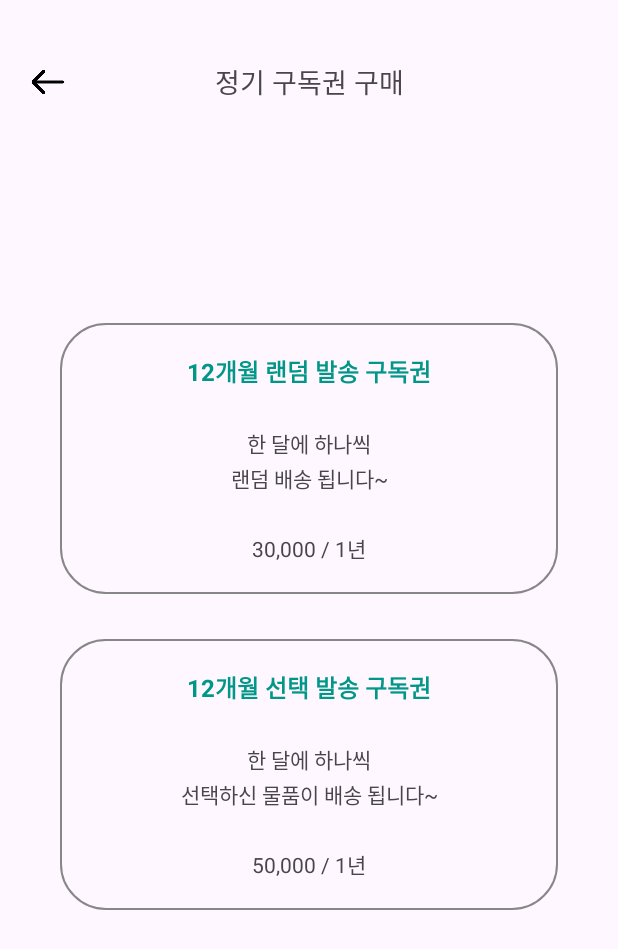
After one commit to eungyeong12/mobile-programming, an Android app: the SubscribeActivity screen opened directly, with no data from a screen before it, on a phone screen of 412 x 824 dp. The commit adds this screen. Shown: the top 949 px of the screen. Run offline under Robolectric (Android 15) with nearby library versions, the phone set to English and light mode, and no system bars; our stand-ins replace Firebase (no records; nobody signed in at launch, a user with empty details on screens opened directly); libraries missing offline, so code that uses them is left out: kr.co.bootpay; 2 statements that could not run were skipped.

Commit message:
12개월 랜덤 발송 구독권 결제 구현

```diff
--- a/app/src/main/AndroidManifest.xml
+++ b/app/src/main/AndroidManifest.xml
@@ -51,5 +51,8 @@
         <activity android:name=".PaymentActivity"
             android:exported="true">
         </activity>
+        <activity android:name=".SubscribeActivity"
+            android:exported="true">
+        </activity>
     </application>
 </manifest>
--- a/app/src/main/java/jo/toybreeze/CompanyToyActivity.java
+++ b/app/src/main/java/jo/toybreeze/CompanyToyActivity.java
@@ -2,6 +2,7 @@ package jo.toybreeze;
 
 import android.content.Intent;
 import android.os.Bundle;
+import android.view.View;
 import android.widget.Button;
 import android.widget.ImageView;
 import android.widget.TextView;
@@ -86,5 +87,7 @@ public class CompanyToyActivity extends AppCompatActivity {
                 });
 
         back.setOnClickListener(view -> finish());
+
+        goToSubscribe.setOnClickListener(view -> startActivity(new Intent(getApplicationContext(), SubscribeActivity.class)));
     }
 }
--- /dev/null
+++ b/app/src/main/java/jo/toybreeze/SubscribeActivity.java
@@ -0,0 +1,123 @@
+package jo.toybreeze;
+
+import android.content.Intent;
+import android.os.Bundle;
+import android.util.Log;
+import android.widget.ImageView;
+import android.widget.LinearLayout;
+
+import androidx.activity.EdgeToEdge;
+import androidx.appcompat.app.AppCompatActivity;
+
+import com.google.firebase.auth.FirebaseAuth;
+import com.google.firebase.auth.FirebaseUser;
+import com.google.firebase.firestore.DocumentReference;
+import com.google.firebase.firestore.FirebaseFirestore;
+
+import java.util.ArrayList;
+import java.util.List;
+
+import jo.toybreeze.domain.User;
+import kr.co.bootpay.android.Bootpay;
+import kr.co.bootpay.android.events.BootpayEventListener;
+import kr.co.bootpay.android.models.BootExtra;
+import kr.co.bootpay.android.models.BootItem;
+import kr.co.bootpay.android.models.BootUser;
+import kr.co.bootpay.android.models.Payload;
+
+public class SubscribeActivity extends AppCompatActivity {
+    private static final String TAG = SubscribeActivity.class.getSimpleName();
+    private LinearLayout randomSubscribe;
+    private LinearLayout selectSubscribe;
+    private FirebaseAuth mAuth;
+    private FirebaseFirestore db;
+    private User bootUser;
+    private ImageView back;
+
+    @Override
+    protected void onCreate(Bundle savedInstanceState) {
+        super.onCreate(savedInstanceState);
+        EdgeToEdge.enable(this);
+        setContentView(R.layout.activity_subscribe);
+        randomSubscribe = findViewById(R.id.subscribe_random);
+        selectSubscribe = findViewById(R.id.subscribe_select);
+        mAuth = FirebaseAuth.getInstance();
+        db = FirebaseFirestore.getInstance();
+        FirebaseUser currentUser = mAuth.getCurrentUser();
+        back = findViewById(R.id.back);
+
+        DocumentReference docRef = db.collection("users").document(currentUser.getEmail());
+        docRef.get().addOnSuccessListener(documentSnapshot -> {
+            bootUser = documentSnapshot.toObject(User.class);
+        });
+
+        List<BootItem> bootItems = new ArrayList<>();
+        bootItems.add(new BootItem()
+                .setId("subscribe_random_" + System.currentTimeMillis())
+                .setName("Random Subscription")
+                .setPrice(30000.0)
+                .setQty(1));
+
+        randomSubscribe.setOnClickListener(view -> {
+            BootUser user = new BootUser()
+                    .setUsername(bootUser.getName())
+                    .setEmail(bootUser.getEmail())
+                    .setPhone(bootUser.getPhoneNumber())
+                    .setArea(bootUser.getAddress())
+                    .setArea(bootUser.getDetailAddress()); // 구매자 정보
+
+            BootExtra extra = new BootExtra()
+                    .setCardQuota("0"); // 일시불, 2개월, 3개월 할부 허용, 할부는 최대 12개월까지 사용됨 (5만원 이상 구매시 할부허용 범위)
+
+            String orderId = "ORDER-" + System.currentTimeMillis();
+            Payload payload = new Payload();
+            payload.setApplicationId("6747d74d3aa7c4faf96e5127")
+                    .setOrderName("부트페이 결제")
+                    .setOrderId(orderId)
+                    .setPrice(30000.0)
+                    .setUser(user)
+                    .setExtra(extra)
+                    .setItems(bootItems);
+
+
+            Bootpay.init(getSupportFragmentManager())
+                    .setPayload(payload)
+                    .setEventListener(new BootpayEventListener() {
+                        @Override
+                        public void onCancel(String data) {
+                            Log.d("bootpay", "cancel: " + data);
+                        }
+
+                        @Override
+                        public void onError(String data) {
+                            Log.d("bootpay", "error: " + data);
+                        }
+
+                        @Override
+                        public void onClose() {
+                            Bootpay.removePaymentWindow();
+                        }
+
+                        @Override
+                        public void onIssued(String data) {
+                            Log.d("bootpay", "issued: " +data);
+                        }
+
+                        @Override
+                        public boolean onConfirm(String data) {
+                            Log.d("bootpay", "confirm: " + data);
+//                        Bootpay.transactionConfirm(data); //재고가 있어서 결제를 진행하려 할때 true (방법 1)
+                            return true; //재고가 있어서 결제를 진행하려 할때 true (방법 2)
+//                        return false; //결제를 진행하지 않을때 false
+                        }
+
+                        @Override
+                        public void onDone(String d) {
+                            Log.d("done", d);
+                        }
+                    }).requestPayment();
+        });
+
+        back.setOnClickListener(view -> finish());
+    }
+}
--- /dev/null
+++ b/app/src/main/res/drawable/subscribe_background.xml
@@ -0,0 +1,12 @@
+<?xml version="1.0" encoding="utf-8"?>
+<shape xmlns:android="http://schemas.android.com/apk/res/android" android:shape="rectangle">
+
+    <stroke
+
+        android:width="1dp"
+
+        android:color="#878787" />
+
+    <corners android:radius="30dp"/>
+
+</shape>
--- a/app/src/main/res/layout/activity_company_toy.xml
+++ b/app/src/main/res/layout/activity_company_toy.xml
@@ -53,7 +53,7 @@
                 android:layout_gravity="center"
                 android:layout_marginStart="12dp"
                 android:text="회사"
-                android:textSize="20sp" />
+                android:textSize="17sp" />
         </LinearLayout>
 
     </LinearLayout>
--- /dev/null
+++ b/app/src/main/res/layout/activity_subscribe.xml
@@ -0,0 +1,157 @@
+<?xml version="1.0" encoding="utf-8"?>
+<androidx.constraintlayout.widget.ConstraintLayout xmlns:android="http://schemas.android.com/apk/res/android"
+    xmlns:app="http://schemas.android.com/apk/res-auto"
+    xmlns:tools="http://schemas.android.com/tools"
+    android:layout_width="match_parent"
+    android:layout_height="match_parent">
+
+    <LinearLayout
+        android:layout_width="match_parent"
+        android:layout_height="match_parent"
+        android:layout_marginStart="20dp"
+        android:layout_marginTop="35dp"
+        android:layout_marginEnd="20dp"
+        android:layout_marginBottom="35dp"
+        android:orientation="vertical"
+        app:layout_constraintBottom_toBottomOf="parent"
+        app:layout_constraintEnd_toEndOf="parent"
+        app:layout_constraintStart_toStartOf="parent"
+        app:layout_constraintTop_toTopOf="parent">
+
+        <androidx.constraintlayout.widget.ConstraintLayout
+            android:layout_width="match_parent"
+            android:layout_height="wrap_content">
+
+            <ImageView
+                android:id="@+id/back"
+                android:layout_width="24dp"
+                android:layout_height="24dp"
+                android:background="?attr/selectableItemBackgroundBorderless"
+                app:layout_constraintBottom_toBottomOf="parent"
+                app:layout_constraintStart_toStartOf="parent"
+                app:layout_constraintTop_toTopOf="parent"
+                app:srcCompat="@drawable/back" />
+
+            <TextView
+                android:id="@+id/textView16"
+                android:layout_width="wrap_content"
+                android:layout_height="wrap_content"
+                android:layout_marginTop="5dp"
+                android:layout_marginBottom="5dp"
+                android:text="정기 구독권 구매"
+                android:textSize="18sp"
+                app:layout_constraintBottom_toBottomOf="parent"
+                app:layout_constraintEnd_toEndOf="parent"
+                app:layout_constraintStart_toStartOf="parent"
+                app:layout_constraintTop_toTopOf="parent" />
+        </androidx.constraintlayout.widget.ConstraintLayout>
+
+        <LinearLayout
+            android:layout_width="match_parent"
+            android:layout_height="match_parent"
+            android:layout_marginBottom="24dp"
+            android:gravity="center_vertical"
+            android:orientation="vertical">
+
+            <LinearLayout
+                android:id="@+id/subscribe_random"
+                android:layout_width="match_parent"
+                android:layout_height="wrap_content"
+                android:layout_marginStart="20dp"
+                android:layout_marginEnd="20dp"
+                android:layout_marginBottom="30dp"
+                android:background="@drawable/subscribe_background"
+                android:orientation="vertical"
+                android:paddingStart="30dp"
+                android:paddingTop="20dp"
+                android:paddingEnd="30dp"
+                android:paddingBottom="20dp">
+
+                <TextView
+                    android:id="@+id/textView20"
+                    android:layout_width="match_parent"
+                    android:layout_height="wrap_content"
+                    android:text="12개월 랜덤 발송 구독권"
+                    android:textAlignment="center"
+                    android:textColor="#009688"
+                    android:textSize="16sp"
+                    android:textStyle="bold" />
+
+                <TextView
+                    android:id="@+id/textView21"
+                    android:layout_width="match_parent"
+                    android:layout_height="wrap_content"
+                    android:layout_marginTop="25dp"
+                    android:text="한 달에 하나씩"
+                    android:textAlignment="center" />
+
+                <TextView
+                    android:id="@+id/textView35"
+                    android:layout_width="match_parent"
+                    android:layout_height="wrap_content"
+                    android:layout_marginTop="2dp"
+                    android:text="랜덤 배송 됩니다~"
+                    android:textAlignment="center" />
+
+                <TextView
+                    android:id="@+id/textView36"
+                    android:layout_width="match_parent"
+                    android:layout_height="wrap_content"
+                    android:layout_marginTop="25dp"
+                    android:text="30,000 / 1년"
+                    android:textAlignment="center" />
+            </LinearLayout>
+
+            <LinearLayout
+                android:id="@+id/subscribe_select"
+                android:layout_width="match_parent"
+                android:layout_height="wrap_content"
+                android:layout_marginStart="20dp"
+                android:layout_marginEnd="20dp"
+                android:layout_marginBottom="15dp"
+                android:background="@drawable/subscribe_background"
+                android:orientation="vertical"
+                android:paddingStart="30dp"
+                android:paddingTop="20dp"
+                android:paddingEnd="30dp"
+                android:paddingBottom="20dp">
+
+                <TextView
+                    android:id="@+id/textView201"
+                    android:layout_width="match_parent"
+                    android:layout_height="wrap_content"
+                    android:text="12개월 선택 발송 구독권"
+                    android:textAlignment="center"
+                    android:textColor="#009688"
+                    android:textSize="16sp"
+                    android:textStyle="bold" />
+
+                <TextView
+                    android:id="@+id/textView211"
+                    android:layout_width="match_parent"
+                    android:layout_height="wrap_content"
+                    android:layout_marginTop="25dp"
+                    android:text="한 달에 하나씩"
+                    android:textAlignment="center" />
+
+                <TextView
+                    android:id="@+id/textView351"
+                    android:layout_width="match_parent"
+                    android:layout_height="wrap_content"
+                    android:layout_marginTop="2dp"
+                    android:text="선택하신 물품이 배송 됩니다~"
+                    android:textAlignment="center" />
+
+                <TextView
+                    android:id="@+id/textView361"
+                    android:layout_width="match_parent"
+                    android:layout_height="wrap_content"
+                    android:layout_marginTop="25dp"
+                    android:text="50,000 / 1년"
+                    android:textAlignment="center" />
+            </LinearLayout>
+
+        </LinearLayout>
+
+    </LinearLayout>
+</androidx.constraintlayout.widget.ConstraintLayout>
```
